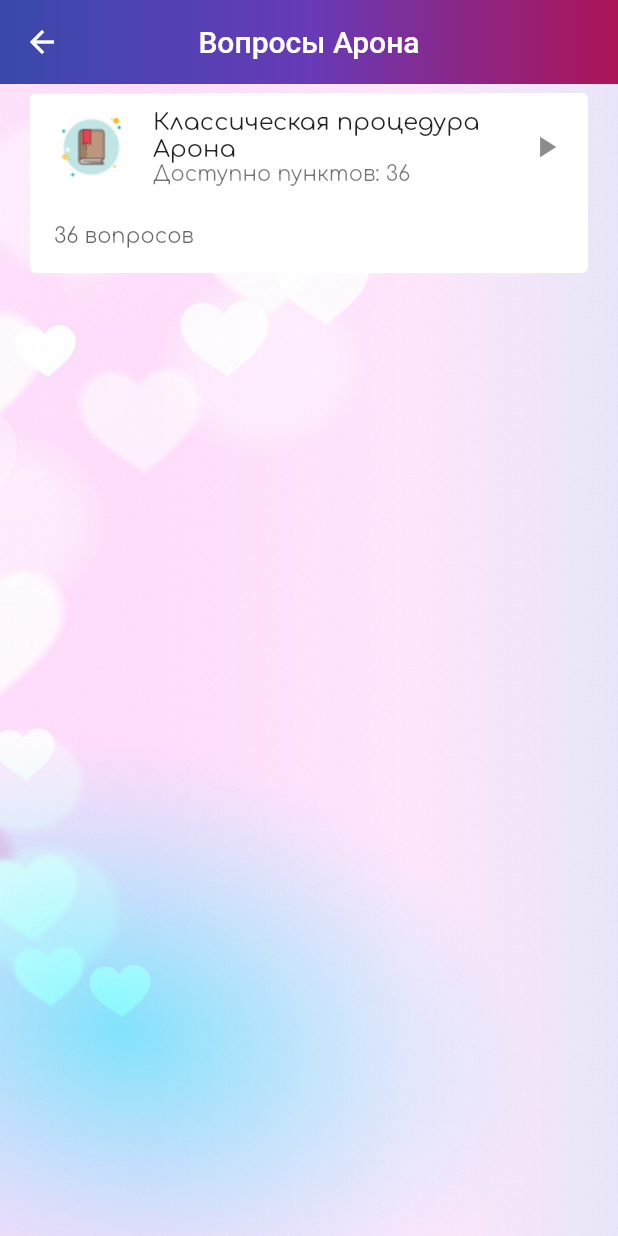
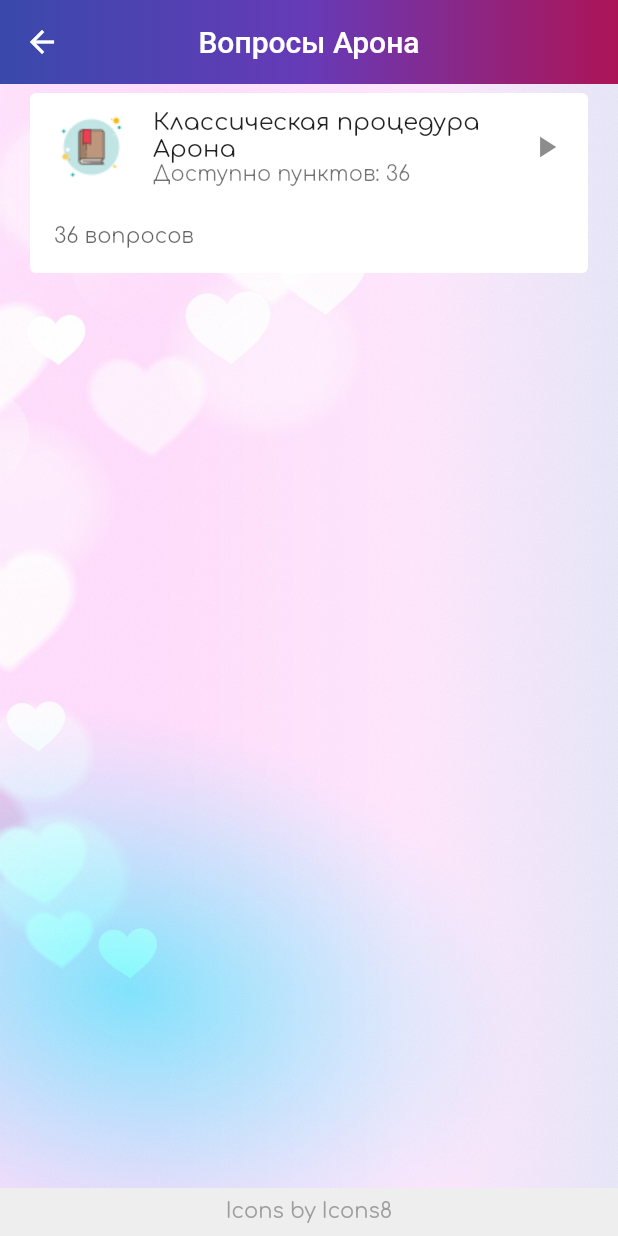
Before and after one commit to DanielTitkov/date_topics, a Flutter app: the TopicScreen screen opened directly with sample values from the repository, on a phone screen of 412 x 824 dp. Run offline on Flutter 3.47's test engine with Material 2 defaults, Android fonts, the phone set to English and light mode, and no system bars; our stand-ins replace flutter_html, google_fonts.

Commit message:
added icons8 label

```diff
--- a/lib/screens/topic/topic.dart
+++ b/lib/screens/topic/topic.dart
@@ -19,6 +19,24 @@ class _TopicScreenState extends State<TopicScreen> {
   Widget build(BuildContext context) {
     return Scaffold(
       backgroundColor: Colors.pink[100],
+      bottomNavigationBar: BottomAppBar(
+        color: Colors.grey[200],
+        child: Padding(
+          padding: const EdgeInsets.all(8.0),
+          child: Row(
+            mainAxisAlignment: MainAxisAlignment.center,
+            children: [
+              Text(
+                'Icons by Icons8',
+                style: TextStyle(
+                  color: Colors.grey[500],
+                ),
+              ),
+            ],
+          ),
+        ),
+        elevation: 0,
+      ),
       appBar: AppBar(
           backgroundColor: Colors.pink[300],
           title: Text("${widget.topicGroup.title}"),
```
